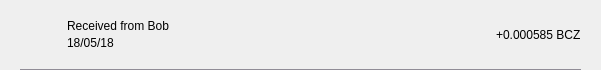
The window that src/qt/bcz/forms/txrow.ui (SpecialCoins/bitcoincz) describes before a commit, drawn with Qt 5.
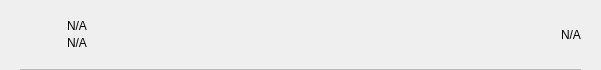
The same window after the commit.

```diff
--- a/src/qt/bcz/forms/txrow.ui
+++ b/src/qt/bcz/forms/txrow.ui
@@ -110,7 +110,7 @@
               <string notr="true"/>
              </property>
              <property name="text">
-              <string>Received from Bob</string>
+              <string notr="true">N/A</string>
              </property>
              <property name="alignment">
               <set>Qt::AlignBottom|Qt::AlignLeading|Qt::AlignLeft</set>
@@ -123,7 +123,7 @@
               <string notr="true"/>
              </property>
              <property name="text">
-              <string>18/05/18</string>
+              <string notr="true">N/A</string>
              </property>
              <property name="alignment">
               <set>Qt::AlignLeading|Qt::AlignLeft|Qt::AlignTop</set>
@@ -138,7 +138,7 @@
             <string notr="true"/>
            </property>
            <property name="text">
-            <string>+0.000585 BCZ</string>
+            <string notr="true">N/A</string>
            </property>
           </widget>
          </item>
@@ -160,7 +160,7 @@
          </size>
         </property>
         <property name="styleSheet">
-         <string notr="true">background-color:#908c96;</string>
+         <string notr="true">background-color:#bababa;</string>
         </property>
         <property name="text">
          <string/>
```
